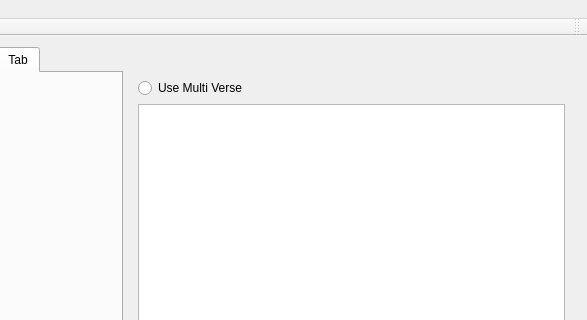
First picture: the form in softprojector.ui, repository SoftProjector/softprojector, before the edit; both pictures show x 468 to 1055 and y 0 to 320 of the 1055 by 666 pixel window.
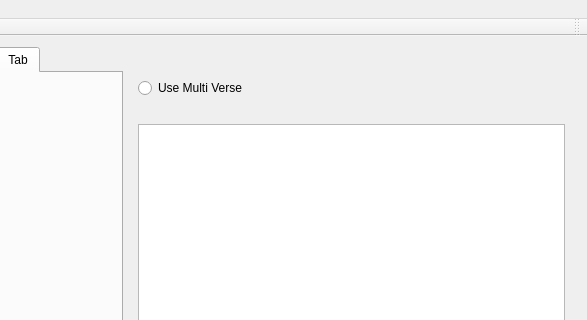
Second picture: the form after the edit. Icons and pictures are not drawn.

```diff
--- a/softprojector.ui
+++ b/softprojector.ui
@@ -138,6 +138,59 @@
           </layout>
          </widget>
         </item>
+		<item>
+         <widget class="QLabel" name="labelSongNotes">
+          <property name="palette">
+           <palette>
+            <active>
+             <colorrole role="WindowText">
+              <brush brushstyle="SolidPattern">
+               <color alpha="255">
+                <red>255</red>
+                <green>0</green>
+                <blue>4</blue>
+               </color>
+              </brush>
+             </colorrole>
+            </active>
+            <inactive>
+             <colorrole role="WindowText">
+              <brush brushstyle="SolidPattern">
+               <color alpha="255">
+                <red>255</red>
+                <green>0</green>
+                <blue>4</blue>
+               </color>
+              </brush>
+             </colorrole>
+            </inactive>
+            <disabled>
+             <colorrole role="WindowText">
+              <brush brushstyle="SolidPattern">
+               <color alpha="255">
+                <red>120</red>
+                <green>120</green>
+                <blue>120</blue>
+               </color>
+              </brush>
+             </colorrole>
+            </disabled>
+           </palette>
+          </property>
+          <property name="font">
+           <font>
+            <weight>75</weight>
+            <bold>true</bold>
+           </font>
+          </property>
+          <property name="text">
+           <string/>
+          </property>
+          <property name="wordWrap">
+           <bool>true</bool>
+          </property>
+         </widget>
+        </item>
         <item>
          <widget class="QListWidget" name="listShow">
           <property name="sizePolicy">
```
Left out of the diff: 2 changed lines with no effect on the pictures.
